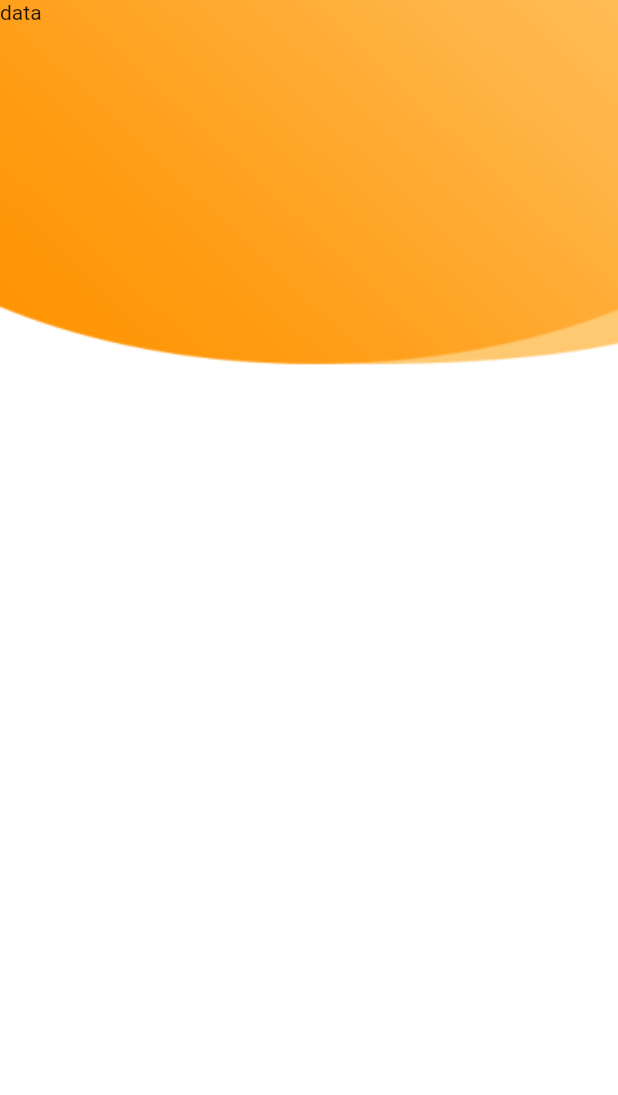
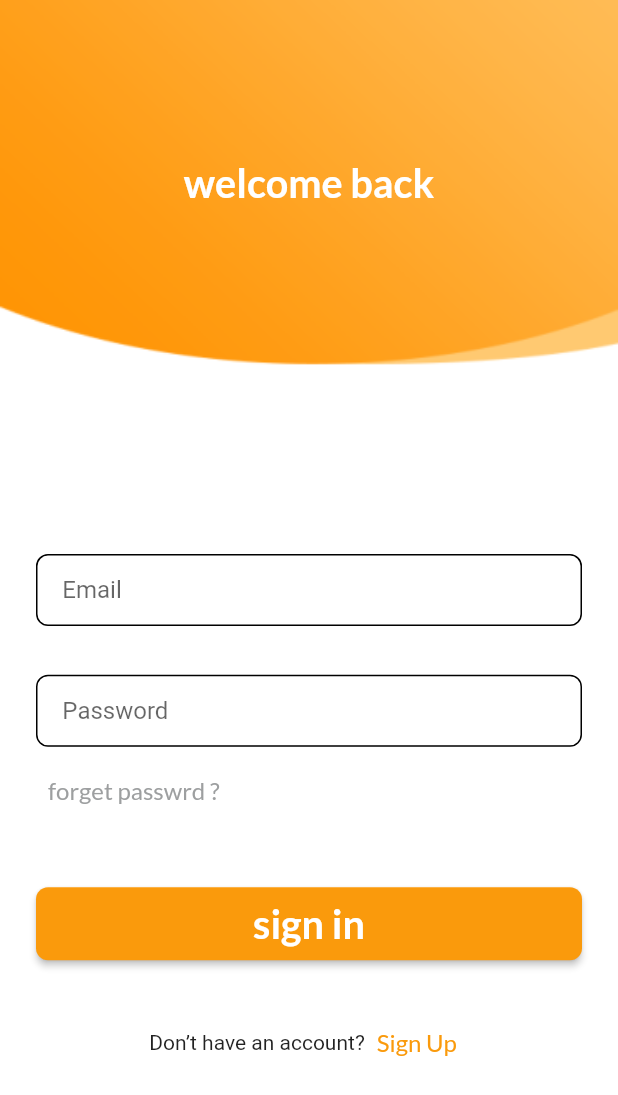
Before and after one commit to UpAdv-Internship/chef_app_round_two, a Flutter app: the screen it shows after launch, on a phone screen of 412 x 824 dp. Shown: the top 1095 px of the screen. Run offline on Flutter 3.47's test engine with Material 2 defaults, Android fonts, the phone set to English and light mode, and no system bars; our stand-ins replace dio, flutter_bloc, flutter_screenutil, get_it, google_fonts, internet_connection_checker and 1 more.

Commit message:
text fields and eleveted button

```diff
--- a/lib/core/services/service_locator.dart
+++ b/lib/core/services/service_locator.dart
@@ -1,4 +1,5 @@
 import 'package:chef_app_round_two/core/databases/cache/cache_helper.dart';
+import 'package:chef_app_round_two/features/sign_in/presentation/cubit/login_cubit.dart';
 import 'package:get_it/get_it.dart';
 import 'package:internet_connection_checker/internet_connection_checker.dart';
 
@@ -6,6 +7,7 @@ import 'package:internet_connection_checker/internet_connection_checker.dart';
 final sl = GetIt.instance;
 void initServiceLocator() {
   sl.registerLazySingleton(() => CacheHelper());
+  sl.registerLazySingleton(() => LoginCubit());
 
   sl.registerLazySingleton(() => InternetConnectionChecker());
 }
--- a/lib/features/sign_in/presentation/cubit/login_cubit.dart
+++ b/lib/features/sign_in/presentation/cubit/login_cubit.dart
@@ -1,8 +1,11 @@
-
-
 import 'package:chef_app_round_two/features/sign_in/presentation/cubit/login_state.dart';
+import 'package:flutter/material.dart';
 import 'package:flutter_bloc/flutter_bloc.dart';
 
 class LoginCubit extends Cubit<LoginState> {
   LoginCubit() : super(LoginInitial());
+  GlobalKey<FormState> loginKey = GlobalKey<FormState>();
+
+  TextEditingController loginController = TextEditingController();
+  TextEditingController passwordController = TextEditingController();
 }
--- a/lib/features/sign_in/presentation/screen/login_screen.dart
+++ b/lib/features/sign_in/presentation/screen/login_screen.dart
@@ -1,26 +1,144 @@
 import 'package:chef_app_round_two/core/utils/app_assets.dart';
+import 'package:chef_app_round_two/core/utils/app_colors.dart';
+import 'package:chef_app_round_two/core/utils/app_strings.dart';
+import 'package:chef_app_round_two/features/sign_in/presentation/cubit/login_cubit.dart';
+import 'package:chef_app_round_two/features/sign_in/presentation/cubit/login_state.dart';
+import 'package:chef_app_round_two/features/sign_in/presentation/widgets/custom_button.dart';
+import 'package:chef_app_round_two/features/sign_in/presentation/widgets/custom_login_text_form_field.dart';
 import 'package:flutter/material.dart';
+import 'package:flutter_bloc/flutter_bloc.dart';
+import 'package:flutter_screenutil/flutter_screenutil.dart';
 
 class LoginScreen extends StatelessWidget {
   const LoginScreen({super.key});
 
   @override
   Widget build(BuildContext context) {
-    return Scaffold(
-      body: Column(
+    return SafeArea(
+      child: Scaffold(
+        body: SingleChildScrollView(
+          child: Column(
             children: [
               Stack(
+                alignment: AlignmentDirectional.center,
                 children: [
                   Image.asset(
                     AppAssets.backgroundTwo,
                     width: double.infinity,
                     fit: BoxFit.fill,
                   ),
-              Text('data')
+                  SizedBox(
+                    height: 92.h,
+                  ),
+                  Center(
+                      child: Text(
+                    'welcome back',
+                    style: Theme.of(context).textTheme.displayLarge,
+                  ))
+                ],
+              ),
+              SizedBox(
+                height: 100.h,
+              ),
+              Padding(
+                padding: const EdgeInsets.all(24),
+                child: BlocConsumer<LoginCubit, LoginState>(
+                  listener: (context, state) {},
+                  builder: (context, state) {
+                    final loginCubit = BlocProvider.of<LoginCubit>(context);
+                    return Form(
+                      key: loginCubit.loginKey,
+                      child: Column(
+                        mainAxisAlignment: MainAxisAlignment.center,
+                        children: [
+                          //!text field email
+                          CustomLoginTextFormField(
+                              controller: loginCubit.loginController,
+                              hint: 'Email',
+                              validate: (data) {
+                              if (data!.isEmpty ||
+                                  !data.contains('@gmail.com')) {
+                            return "The email address you entered isn't connected to an account"
+                                    ;
+                              }
+
+                              return null;
+                            },
+
+                              ),
+
+                          SizedBox(
+                            height: 32.h,
+                          ),
+                          //!text field password
+                          CustomLoginTextFormField(
+                              controller: loginCubit.passwordController,
+                              hint: 'Password',validate: (data) {
+                              if (data!.length < 6 || data.isEmpty) {
+                                return "The password that you've entered is incorrect"
+                                    ;
+                              }
+
+                              return null;
+                            },),
+                          SizedBox(
+                            height: 5.h,
+                          ),
+                          //!forget password button
+                          Row(
+                            children: [
+                              TextButton(
+                                  onPressed: () {},
+                                  child: Text(
+                                    'forget passwrd ?',
+                                    style: Theme.of(context)
+                                        .textTheme
+                                        .displayMedium!
+                                        .copyWith(
+                                            color: AppColors.grey,
+                                            fontSize: 16),
+                                  )),
+                            ],
+                          ),
+                          SizedBox(
+                            height: 40.h,
+                          ),
+                          CustomButton(
+                            onPressed: () {},
+                            text: 'sign in',
+                          ),
+                          SizedBox(
+                            height: 30.h,
+                          ),
+                          Row(
+                            mainAxisAlignment: MainAxisAlignment.center,
+                            children: [
+                              const Text(
+                                'Don’t have an account?',
+                              ),
+                              TextButton(
+                                  onPressed: () {},
+                                  child: Text(
+                                    'Sign Up',
+                                    style: Theme.of(context)
+                                        .textTheme
+                                        .displayMedium!
+                                        .copyWith(
+                                            color: AppColors.primary,
+                                            fontSize: 16),
+                                  )),
                             ],
                           )
                         ],
                       ),
                     );
+                  },
+                ),
+              )
+            ],
+          ),
+        ),
+      ),
+    );
   }
 }
--- /dev/null
+++ b/lib/features/sign_in/presentation/widgets/custom_button.dart
@@ -0,0 +1,33 @@
+import 'package:chef_app_round_two/core/utils/app_colors.dart';
+import 'package:flutter/material.dart';
+import 'package:flutter_screenutil/flutter_screenutil.dart';
+
+
+class CustomButton extends StatelessWidget {
+  const CustomButton({
+    super.key, this.height=48, this.width=double.infinity, required this.onPressed, this.background, required this.text,
+  });
+  final double? height;
+  final double? width;
+  final VoidCallback onPressed;
+  final Color? background;
+  final String  text;
+  @override
+  Widget build(BuildContext context) {
+    return SizedBox(
+      height: height!.h,
+      width: width!.w,
+      child: ElevatedButton(
+        onPressed: onPressed,
+        style: Theme.of(context)
+            .elevatedButtonTheme
+            .style!
+            .copyWith(
+                backgroundColor:
+                     MaterialStatePropertyAll(
+                       background??AppColors.primary)),
+        child:  Text(text,style: Theme.of(context).textTheme.displayLarge,),
+      ),
+    );
+  }
+}
--- /dev/null
+++ b/lib/features/sign_in/presentation/widgets/custom_login_text_form_field.dart
@@ -0,0 +1,44 @@
+import 'package:chef_app_round_two/core/utils/app_colors.dart';
+import 'package:flutter/material.dart';
+import 'package:flutter_screenutil/flutter_screenutil.dart';
+
+class CustomLoginTextFormField extends StatelessWidget {
+  const CustomLoginTextFormField({
+    super.key,
+    required this.controller,
+    this.hint,
+    this.lable,
+    this.validate,
+    this.isPassword = false,
+    this.icon,
+    this.suffixIconOnPressed,
+  });
+  final TextEditingController controller;
+  final String? hint;
+  final String? lable;
+  final String? Function(String?)? validate;
+  final bool isPassword;
+  final IconData? icon;
+  final VoidCallback? suffixIconOnPressed;
+  @override
+  Widget build(BuildContext context) {
+    return TextFormField(
+      controller: controller,
+      cursorColor: AppColors.primary,
+      validator: validate,
+      obscureText: isPassword,
+      decoration: InputDecoration(
+        contentPadding: EdgeInsets.symmetric(horizontal: 16.w),
+        hintText: hint,
+        labelText: lable,
+        suffixIcon: IconButton(
+          onPressed: suffixIconOnPressed,
+          icon: Icon(
+            icon,
+            color: AppColors.primary,
+          ),
+        ),
+      ),
+    );
+  }
+}
--- a/lib/main.dart
+++ b/lib/main.dart
@@ -1,7 +1,21 @@
 import 'package:chef_app_round_two/app/app.dart';
+import 'package:chef_app_round_two/core/databases/cache/cache_helper.dart';
+import 'package:chef_app_round_two/core/services/service_locator.dart';
+import 'package:chef_app_round_two/features/sign_in/presentation/cubit/login_cubit.dart';
 import 'package:flutter/material.dart';
+import 'package:flutter_bloc/flutter_bloc.dart';
 
-void main() {
+void main()async {
   //sa33ed
-  runApp(const MyApp());
+  WidgetsFlutterBinding.ensureInitialized();
+  initServiceLocator();
+  await sl<CacheHelper>().init();
+  runApp(MultiBlocProvider(
+  providers: [
+    BlocProvider(
+        create: (context) => sl<LoginCubit>(),
+      ),
+  ],
+  child:const  MyApp()
+  ));
 }
```
Lines whose indentation alone changed are shown as unchanged.
